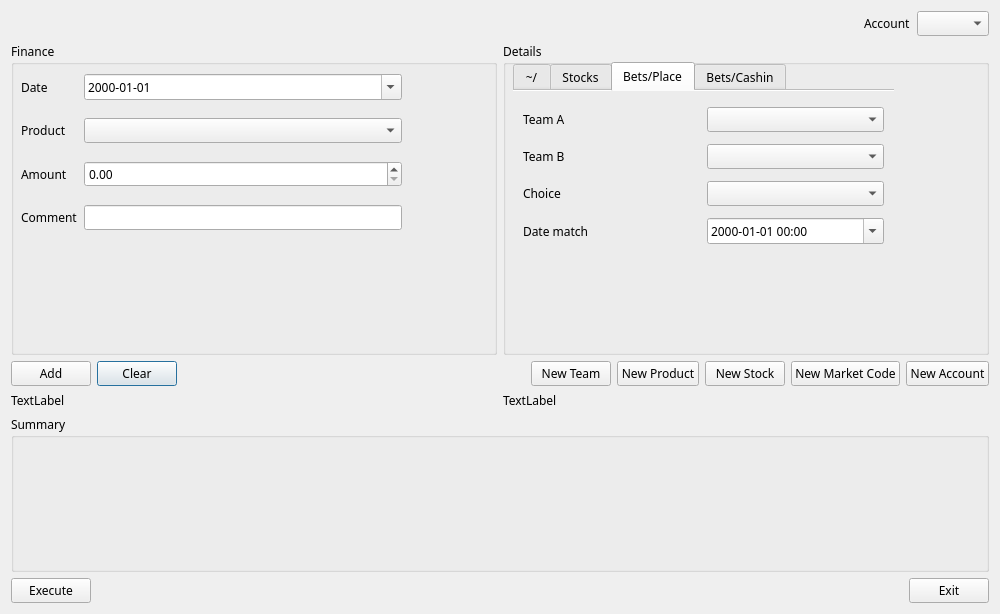
Above: qt/lisagui.ui from rockwolf/python before the change. Below: the same form after it.
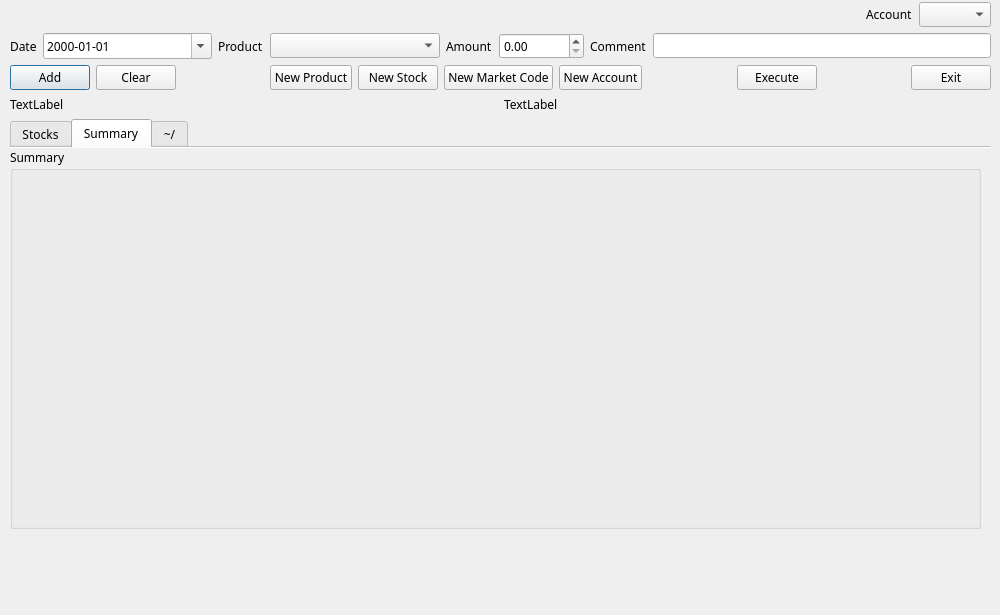
That is the form after the change. The open tabs and pages were chosen to show the change.

```diff
--- a/qt/lisagui.ui
+++ b/qt/lisagui.ui
@@ -10,7 +10,7 @@
     <x>0</x>
     <y>0</y>
     <width>1000</width>
-    <height>614</height>
+    <height>615</height>
    </rect>
   </property>
   <property name="sizePolicy">
@@ -39,13 +39,23 @@
   <property name="windowTitle">
    <string>LISA</string>
   </property>
-  <layout class="QVBoxLayout" name="verticalLayout_5">
+  <widget class="QWidget" name="">
+   <property name="geometry">
+    <rect>
+     <x>10</x>
+     <y>2</y>
+     <width>981</width>
+     <height>611</height>
+    </rect>
+   </property>
+   <layout class="QGridLayout" name="gridLayout" rowstretch="0,0,0,0,0,0,0">
    <property name="sizeConstraint">
     <enum>QLayout::SetDefaultConstraint</enum>
    </property>
-   <item>
-    <layout class="QVBoxLayout" name="verticalLayout_3" stretch="0,2,0,0,1,0">
-     <item>
+    <property name="verticalSpacing">
+     <number>6</number>
+    </property>
+    <item row="0" column="0">
       <layout class="QGridLayout" name="gridLayout_8">
        <property name="sizeConstraint">
         <enum>QLayout::SetFixedSize</enum>
@@ -75,89 +85,168 @@
        </item>
       </layout>
      </item>
+    <item row="3" column="0">
+     <layout class="QHBoxLayout" name="horizontalLayout_2">
      <item>
-      <layout class="QGridLayout" name="gridLayout" rowstretch="0" rowminimumheight="0" columnminimumwidth="0,0">
+       <widget class="QPushButton" name="btn_add">
+        <property name="font">
+         <font>
+          <family>Envy Code R</family>
+         </font>
+        </property>
+        <property name="text">
+         <string>Add</string>
+        </property>
+       </widget>
+      </item>
+      <item>
+       <widget class="QPushButton" name="btn_clear">
+        <property name="font">
+         <font>
+          <family>Envy Code R</family>
+         </font>
+        </property>
+        <property name="text">
+         <string>Clear</string>
+        </property>
+       </widget>
+      </item>
+      <item>
+       <spacer name="horizontalSpacer_8">
+        <property name="orientation">
+         <enum>Qt::Horizontal</enum>
+        </property>
+        <property name="sizeHint" stdset="0">
+         <size>
+          <width>40</width>
+          <height>20</height>
+         </size>
+        </property>
+       </spacer>
+      </item>
+      <item>
+       <widget class="QPushButton" name="btn_new_product">
+        <property name="text">
+         <string>New Product</string>
+        </property>
+       </widget>
+      </item>
+      <item>
+       <widget class="QPushButton" name="btn_new_stock">
+        <property name="text">
+         <string>New Stock</string>
+        </property>
+       </widget>
+      </item>
+      <item>
+       <widget class="QPushButton" name="btn_new_marketcode">
+        <property name="text">
+         <string>New Market Code</string>
+        </property>
+       </widget>
+      </item>
+      <item>
+       <widget class="QPushButton" name="btn_new_account">
+        <property name="text">
+         <string>New Account</string>
+        </property>
+       </widget>
+      </item>
+      <item>
+       <spacer name="horizontalSpacer">
+        <property name="orientation">
+         <enum>Qt::Horizontal</enum>
+        </property>
+        <property name="sizeHint" stdset="0">
+         <size>
+          <width>40</width>
+          <height>20</height>
+         </size>
+        </property>
+       </spacer>
+      </item>
+      <item>
+       <widget class="QPushButton" name="btn_execute">
+        <property name="font">
+         <font>
+          <family>Envy Code R</family>
+         </font>
+        </property>
+        <property name="text">
+         <string>Execute</string>
+        </property>
+       </widget>
+      </item>
+      <item>
+       <spacer name="horizontalSpacer_4">
+        <property name="orientation">
+         <enum>Qt::Horizontal</enum>
+        </property>
+        <property name="sizeHint" stdset="0">
+         <size>
+          <width>40</width>
+          <height>20</height>
+         </size>
+        </property>
+       </spacer>
+      </item>
+      <item>
+       <widget class="QPushButton" name="btn_exit">
+        <property name="font">
+         <font>
+          <family>Envy Code R</family>
+         </font>
+        </property>
+        <property name="text">
+         <string>Exit</string>
+        </property>
+       </widget>
+      </item>
+     </layout>
+    </item>
+    <item row="1" column="0">
+     <layout class="QGridLayout" name="gridLayout_4" columnstretch="0,1,0,1,0,0,0,2">
        <property name="sizeConstraint">
         <enum>QLayout::SetDefaultConstraint</enum>
        </property>
+      <property name="verticalSpacing">
+       <number>2</number>
+      </property>
        <item row="0" column="0">
-        <widget class="QGroupBox" name="grp_finance">
-         <property name="minimumSize">
-          <size>
-           <width>0</width>
-           <height>0</height>
-          </size>
-         </property>
-         <property name="font">
-          <font>
-           <family>Envy Code R</family>
-          </font>
-         </property>
-         <property name="title">
-          <string>Finance</string>
-         </property>
-         <widget class="QWidget" name="gridLayoutWidget_4">
-          <property name="geometry">
-           <rect>
-            <x>10</x>
-            <y>20</y>
-            <width>381</width>
-            <height>181</height>
-           </rect>
-          </property>
-          <property name="font">
-           <font>
-            <family>Envy Code R</family>
-           </font>
-          </property>
-          <layout class="QGridLayout" name="gridLayout_4">
-           <property name="sizeConstraint">
-            <enum>QLayout::SetDefaultConstraint</enum>
-           </property>
-           <item row="4" column="1">
-            <widget class="QLineEdit" name="txt_comment">
-             <property name="enabled">
+       <widget class="QLabel" name="lbl_date">
+        <property name="text">
+         <string>Date</string>
+        </property>
+       </widget>
+      </item>
+      <item row="0" column="1">
+       <widget class="QDateEdit" name="dt_date">
+        <property name="displayFormat">
+         <string>yyyy-MM-dd</string>
+        </property>
+        <property name="calendarPopup">
               <bool>true</bool>
              </property>
             </widget>
            </item>
-           <item row="1" column="1">
+      <item row="0" column="2">
+       <widget class="QLabel" name="lbl_product">
+        <property name="text">
+         <string>Product</string>
+        </property>
+       </widget>
+      </item>
+      <item row="0" column="3">
             <widget class="QComboBox" name="cmb_product"/>
            </item>
-           <item row="4" column="0">
-            <widget class="QLabel" name="lbl_comment">
-             <property name="font">
-              <font>
-               <family>Envy Code R</family>
-              </font>
-             </property>
-             <property name="text">
-              <string>Comment</string>
-             </property>
-            </widget>
-           </item>
-           <item row="3" column="0">
+      <item row="0" column="4">
             <widget class="QLabel" name="lbl_amount">
              <property name="text">
               <string>Amount</string>
              </property>
             </widget>
            </item>
-           <item row="1" column="0">
-            <widget class="QLabel" name="lbl_product">
-             <property name="text">
-              <string>Product</string>
-             </property>
-            </widget>
-           </item>
-           <item row="0" column="0">
-            <widget class="QLabel" name="lbl_date">
-             <property name="text">
-              <string>Date</string>
-             </property>
-            </widget>
-           </item>
-           <item row="3" column="1">
+      <item row="0" column="5">
             <widget class="QDoubleSpinBox" name="spn_amount">
              <property name="maximum">
               <double>999999.989999999990687</double>
@@ -167,39 +256,31 @@
              </property>
             </widget>
            </item>
-           <item row="0" column="1">
-            <widget class="QDateEdit" name="dt_date">
-             <property name="displayFormat">
-              <string>yyyy-MM-dd</string>
-             </property>
-             <property name="calendarPopup">
-              <bool>true</bool>
-             </property>
-            </widget>
-           </item>
-          </layout>
-         </widget>
-        </widget>
-       </item>
-       <item row="0" column="1">
-        <widget class="QGroupBox" name="grp_details">
+      <item row="0" column="6">
+       <widget class="QLabel" name="lbl_comment">
          <property name="font">
           <font>
            <family>Envy Code R</family>
           </font>
          </property>
-         <property name="title">
-          <string>Details</string>
-         </property>
+        <property name="text">
+         <string>Comment</string>
+        </property>
+       </widget>
+      </item>
+      <item row="0" column="7">
+       <widget class="QLineEdit" name="txt_comment">
+        <property name="enabled">
+         <bool>true</bool>
+        </property>
+       </widget>
+      </item>
+     </layout>
+    </item>
+    <item row="5" column="0">
+     <layout class="QVBoxLayout" name="verticalLayout_2">
+      <item>
          <widget class="QTabWidget" name="tab_details">
-          <property name="geometry">
-           <rect>
-            <x>10</x>
-            <y>20</y>
-            <width>381</width>
-            <height>191</height>
-           </rect>
-          </property>
           <property name="font">
            <font>
             <family>Envy Code R</family>
@@ -223,11 +304,6 @@
           <property name="documentMode">
            <bool>true</bool>
           </property>
-          <widget class="QWidget" name="tab_page_empty">
-           <attribute name="title">
-            <string>~/</string>
-           </attribute>
-          </widget>
           <widget class="QWidget" name="tab_page_stocks">
            <attribute name="title">
             <string>Stocks</string>
@@ -295,248 +371,29 @@
           </widget>
           <widget class="QWidget" name="tab_page_place">
            <attribute name="title">
-            <string>Bets/Place</string>
-           </attribute>
-           <widget class="QWidget" name="gridLayoutWidget_6">
+          <string>Summary</string>
+         </attribute>
+         <widget class="QWidget" name="">
             <property name="geometry">
              <rect>
-              <x>10</x>
-              <y>10</y>
-              <width>361</width>
-              <height>151</height>
-             </rect>
-            </property>
-            <layout class="QGridLayout" name="gridLayout_6">
-             <item row="1" column="1">
-              <widget class="QComboBox" name="cmb_teamb">
-               <property name="currentIndex">
-                <number>-1</number>
-               </property>
-              </widget>
-             </item>
-             <item row="0" column="1">
-              <widget class="QComboBox" name="cmb_teama"/>
-             </item>
-             <item row="2" column="1">
-              <widget class="QComboBox" name="cmb_choice"/>
-             </item>
-             <item row="3" column="1">
-              <widget class="QDateTimeEdit" name="dt_datematch">
-               <property name="displayFormat">
-                <string>yyyy-MM-dd HH:mm</string>
-               </property>
-               <property name="calendarPopup">
-                <bool>true</bool>
-               </property>
-              </widget>
-             </item>
-             <item row="0" column="0">
-              <widget class="QLabel" name="lbl_teama">
-               <property name="text">
-                <string>Team A</string>
-               </property>
-              </widget>
-             </item>
-             <item row="1" column="0">
-              <widget class="QLabel" name="lbl_teamb">
-               <property name="text">
-                <string>Team B</string>
-               </property>
-              </widget>
-             </item>
-             <item row="2" column="0">
-              <widget class="QLabel" name="lbl_choice">
-               <property name="text">
-                <string>Choice</string>
-               </property>
-              </widget>
-             </item>
-             <item row="3" column="0">
-              <widget class="QLabel" name="lbl_datematch">
-               <property name="text">
-                <string>Date match</string>
-               </property>
-              </widget>
-             </item>
-            </layout>
-           </widget>
-          </widget>
-          <widget class="QWidget" name="tab_page_cashin">
-           <attribute name="title">
-            <string>Bets/Cashin</string>
-           </attribute>
-           <widget class="QWidget" name="gridLayoutWidget_7">
-            <property name="geometry">
-             <rect>
-              <x>10</x>
-              <y>10</y>
-              <width>361</width>
-              <height>151</height>
-             </rect>
-            </property>
-            <layout class="QGridLayout" name="gridLayout_7">
-             <item row="0" column="1">
-              <widget class="QComboBox" name="cmb_teama2"/>
-             </item>
-             <item row="1" column="1">
-              <widget class="QComboBox" name="cmb_teamb2"/>
-             </item>
-             <item row="2" column="1">
-              <widget class="QSpinBox" name="spn_scorea"/>
-             </item>
-             <item row="3" column="1">
-              <widget class="QSpinBox" name="spn_scoreb"/>
-             </item>
-             <item row="0" column="0">
-              <widget class="QLabel" name="lbl_teama2">
-               <property name="text">
-                <string>Team A</string>
-               </property>
-              </widget>
-             </item>
-             <item row="1" column="0">
-              <widget class="QLabel" name="lbl_teamb2">
-               <property name="text">
-                <string>Team B</string>
-               </property>
-              </widget>
-             </item>
-             <item row="2" column="0">
-              <widget class="QLabel" name="lbl_scorea">
-               <property name="text">
-                <string>Score A</string>
-               </property>
-              </widget>
-             </item>
-             <item row="3" column="0">
-              <widget class="QLabel" name="lbl_scoreb">
-               <property name="text">
-                <string>Score B</string>
-               </property>
-              </widget>
-             </item>
-            </layout>
-           </widget>
-          </widget>
-         </widget>
-        </widget>
-       </item>
-      </layout>
-     </item>
-     <item>
-      <layout class="QGridLayout" name="gridLayout_11">
-       <item row="0" column="2">
-        <widget class="QPushButton" name="btn_clear">
-         <property name="font">
-          <font>
-           <family>Envy Code R</family>
-          </font>
-         </property>
-         <property name="text">
-          <string>Clear</string>
-         </property>
-        </widget>
-       </item>
-       <item row="0" column="0">
-        <widget class="QPushButton" name="btn_add">
-         <property name="font">
-          <font>
-           <family>Envy Code R</family>
-          </font>
-         </property>
-         <property name="text">
-          <string>Add</string>
-         </property>
-        </widget>
-       </item>
-       <item row="0" column="8">
-        <widget class="QPushButton" name="btn_new_account">
-         <property name="text">
-          <string>New Account</string>
-         </property>
-        </widget>
-       </item>
-       <item row="0" column="3">
-        <spacer name="horizontalSpacer_8">
-         <property name="orientation">
-          <enum>Qt::Horizontal</enum>
-         </property>
-         <property name="sizeHint" stdset="0">
-          <size>
-           <width>40</width>
-           <height>20</height>
-          </size>
-         </property>
-        </spacer>
-       </item>
-       <item row="0" column="7">
-        <widget class="QPushButton" name="btn_new_marketcode">
-         <property name="text">
-          <string>New Market Code</string>
-         </property>
-        </widget>
-       </item>
-       <item row="0" column="6">
-        <widget class="QPushButton" name="btn_new_stock">
-         <property name="text">
-          <string>New Stock</string>
-         </property>
-        </widget>
-       </item>
-       <item row="0" column="5">
-        <widget class="QPushButton" name="btn_new_product">
-         <property name="text">
-          <string>New Product</string>
-         </property>
-        </widget>
-       </item>
-       <item row="0" column="4">
-        <widget class="QPushButton" name="btn_new_team">
-         <property name="text">
-          <string>New Team</string>
-         </property>
-        </widget>
-       </item>
-      </layout>
-     </item>
-     <item>
-      <layout class="QHBoxLayout" name="horizontalLayout" stretch="0,0">
-       <property name="sizeConstraint">
-        <enum>QLayout::SetFixedSize</enum>
-       </property>
-       <item>
-        <widget class="QLabel" name="lbl_infofinance">
-         <property name="font">
-          <font>
-           <family>Envy Code R</family>
-          </font>
-         </property>
-         <property name="text">
-          <string>TextLabel</string>
-         </property>
-        </widget>
-       </item>
-       <item>
-        <widget class="QLabel" name="lbl_infodetails">
-         <property name="font">
-          <font>
-           <family>Envy Code R</family>
-          </font>
-         </property>
-         <property name="text">
-          <string>TextLabel</string>
-         </property>
-        </widget>
-       </item>
-      </layout>
-     </item>
-     <item>
+            <x>0</x>
+            <y>0</y>
+            <width>971</width>
+            <height>381</height>
+           </rect>
+          </property>
       <layout class="QGridLayout" name="gridLayout_3">
        <property name="sizeConstraint">
         <enum>QLayout::SetDefaultConstraint</enum>
        </property>
        <item row="0" column="0">
         <widget class="QGroupBox" name="grp_summary">
+             <property name="maximumSize">
+              <size>
+               <width>1677721</width>
+               <height>1677721</height>
+              </size>
+             </property>
          <property name="font">
           <font>
            <family>Envy Code R</family>
@@ -545,15 +402,18 @@
          <property name="title">
           <string>Summary</string>
          </property>
-         <widget class="QTextEdit" name="txt_summary">
+             <widget class="QWidget" name="verticalLayoutWidget">
           <property name="geometry">
            <rect>
             <x>10</x>
-            <y>20</y>
+                <y>19</y>
             <width>961</width>
-            <height>131</height>
-           </rect>
-          </property>
+                <height>351</height>
+               </rect>
+              </property>
+              <layout class="QVBoxLayout" name="verticalLayout">
+               <item>
+                <widget class="QTextEdit" name="txt_summary">
           <property name="font">
            <font>
             <family>Envy Code R</family>
@@ -575,54 +435,61 @@
            <bool>true</bool>
           </property>
          </widget>
-        </widget>
-       </item>
-      </layout>
-     </item>
+               </item>
+              </layout>
+             </widget>
+            </widget>
+           </item>
+          </layout>
+         </widget>
+         <zorder></zorder>
+         <zorder>grp_summary</zorder>
+         <zorder>grp_summary</zorder>
+         <zorder></zorder>
+         <zorder></zorder>
+        </widget>
+        <widget class="QWidget" name="tab_page_empty">
+         <attribute name="title">
+          <string>~/</string>
+         </attribute>
+        </widget>
+       </widget>
+      </item>
+     </layout>
+    </item>
+    <item row="4" column="0">
+     <layout class="QHBoxLayout" name="horizontalLayout" stretch="0,0">
+      <property name="sizeConstraint">
+       <enum>QLayout::SetFixedSize</enum>
+      </property>
      <item>
-      <layout class="QGridLayout" name="gridLayout_2">
-       <item row="0" column="3">
-        <widget class="QPushButton" name="btn_exit">
+       <widget class="QLabel" name="lbl_infofinance">
          <property name="font">
           <font>
            <family>Envy Code R</family>
           </font>
          </property>
          <property name="text">
-          <string>Exit</string>
+         <string>TextLabel</string>
          </property>
         </widget>
        </item>
-       <item row="0" column="1">
-        <widget class="QPushButton" name="btn_execute">
+      <item>
+       <widget class="QLabel" name="lbl_infodetails">
          <property name="font">
           <font>
            <family>Envy Code R</family>
           </font>
          </property>
          <property name="text">
-          <string>Execute</string>
+         <string>TextLabel</string>
          </property>
         </widget>
        </item>
-       <item row="0" column="2">
-        <spacer name="horizontalSpacer_4">
-         <property name="orientation">
-          <enum>Qt::Horizontal</enum>
-         </property>
-         <property name="sizeHint" stdset="0">
-          <size>
-           <width>40</width>
-           <height>20</height>
-          </size>
-         </property>
-        </spacer>
-       </item>
       </layout>
      </item>
     </layout>
-   </item>
-  </layout>
+  </widget>
  </widget>
  <resources/>
  <connections/>
```
Left out of the diff: 10 changed lines with no effect on the pictures. Lines whose indentation alone changed are shown as unchanged.
